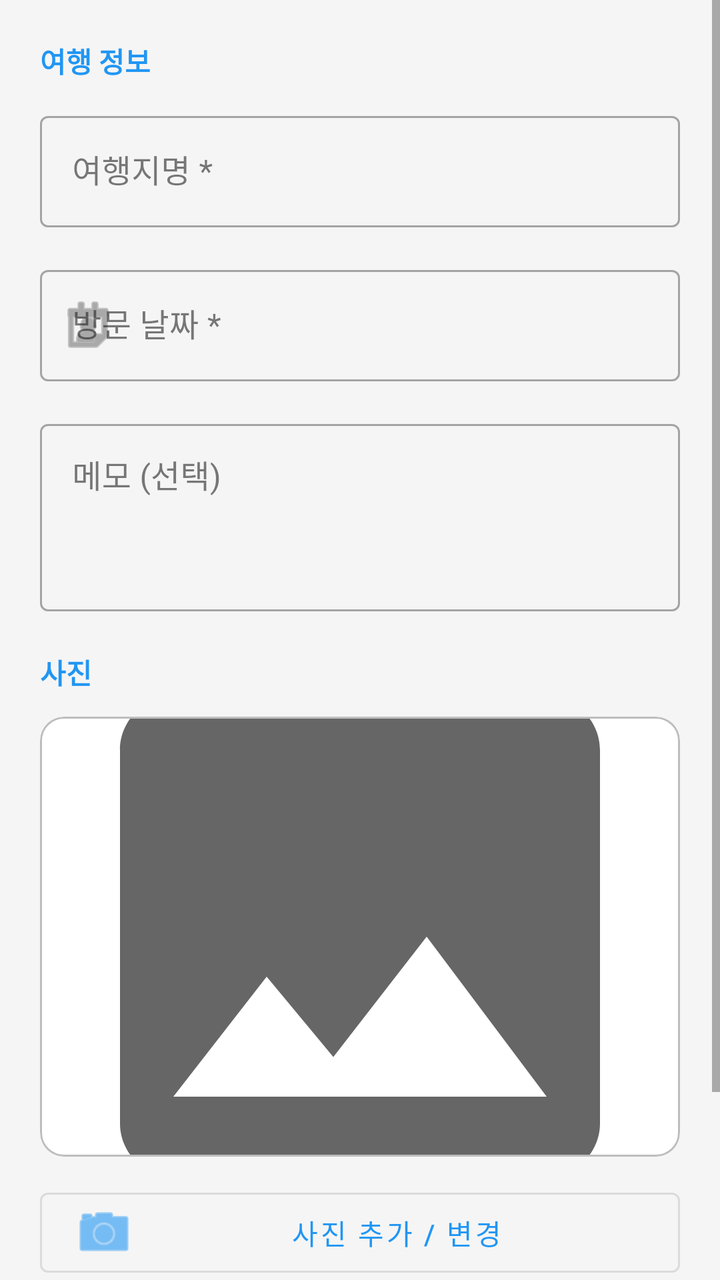
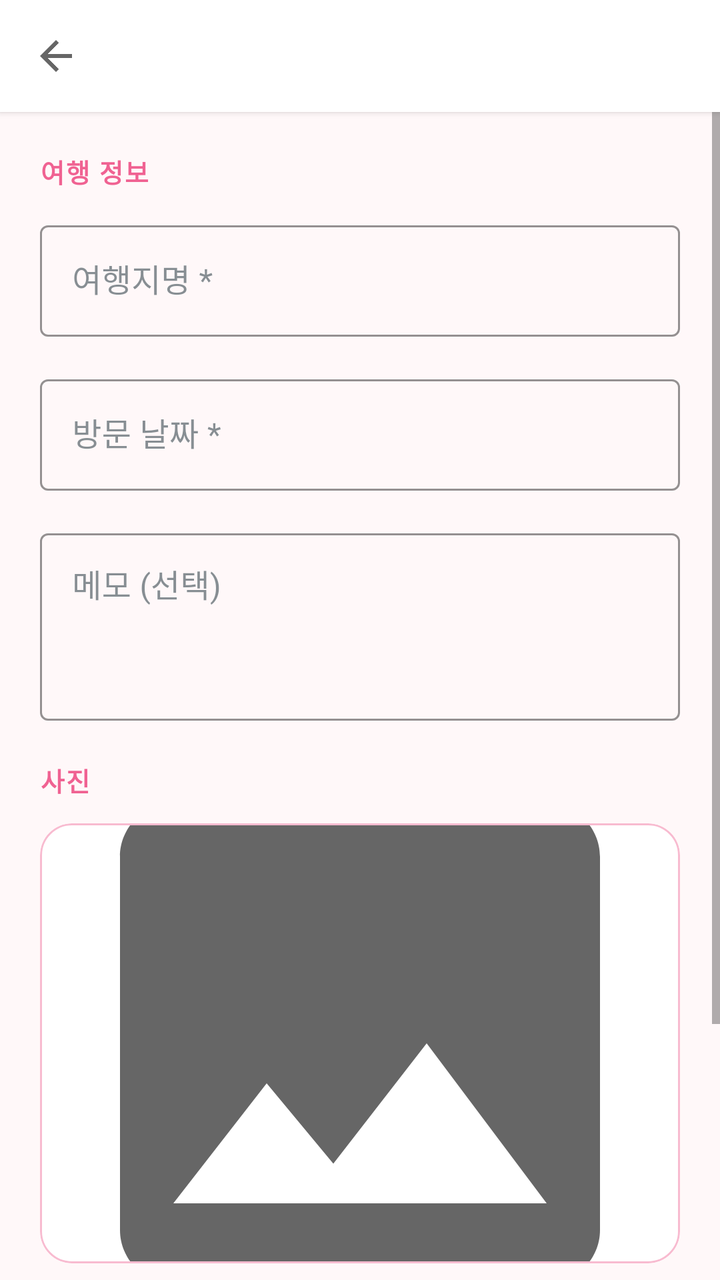

Screens rendered from an Android XML layout before and after an edit, with the pre-edit source and the edit as a unified diff.
<!-- AndroidManifest.xml: application theme Theme.WebPrograming -->
<!-- res/layout/activity_add_edit.xml -->
<?xml version="1.0" encoding="utf-8"?>
<FrameLayout xmlns:android="http://schemas.android.com/apk/res/android"
    xmlns:app="http://schemas.android.com/apk/res-auto"
    android:layout_width="match_parent"
    android:layout_height="match_parent"
    android:background="?android:attr/colorBackground">

    <ScrollView
        android:layout_width="match_parent"
        android:layout_height="match_parent"
        android:fillViewport="true">

        <LinearLayout
            android:layout_width="match_parent"
            android:layout_height="wrap_content"
            android:orientation="vertical"
            android:padding="20dp">

            <TextView
                android:layout_width="match_parent"
                android:layout_height="wrap_content"
                android:text="여행 정보"
                android:textSize="14sp"
                android:textStyle="bold"
                android:textColor="?attr/colorPrimary"
                android:layout_marginBottom="12dp" />

            <com.google.android.material.textfield.TextInputLayout
                android:layout_width="match_parent"
                android:layout_height="wrap_content"
                android:layout_marginBottom="16dp"
                style="@style/Widget.MaterialComponents.TextInputLayout.OutlinedBox">

                <com.google.android.material.textfield.TextInputEditText
                    android:id="@+id/etTitle"
                    android:layout_width="match_parent"
                    android:layout_height="wrap_content"
                    android:hint="여행지명 *"
                    android:inputType="text"
                    android:maxLines="1" />
            </com.google.android.material.textfield.TextInputLayout>

            <com.google.android.material.textfield.TextInputLayout
                android:layout_width="match_parent"
                android:layout_height="wrap_content"
                android:layout_marginBottom="16dp"
                style="@style/Widget.MaterialComponents.TextInputLayout.OutlinedBox"
                app:startIconDrawable="@android:drawable/ic_menu_my_calendar">

                <com.google.android.material.textfield.TextInputEditText
                    android:id="@+id/etDate"
                    android:layout_width="match_parent"
                    android:layout_height="wrap_content"
                    android:hint="방문 날짜 *"
                    android:focusable="false"
                    android:clickable="true" />
            </com.google.android.material.textfield.TextInputLayout>

            <com.google.android.material.textfield.TextInputLayout
                android:layout_width="match_parent"
                android:layout_height="wrap_content"
                android:layout_marginBottom="20dp"
                style="@style/Widget.MaterialComponents.TextInputLayout.OutlinedBox">

                <com.google.android.material.textfield.TextInputEditText
                    android:id="@+id/etMemo"
                    android:layout_width="match_parent"
                    android:layout_height="wrap_content"
                    android:hint="메모 (선택)"
                    android:inputType="textMultiLine"
                    android:minLines="3"
                    android:gravity="top" />
            </com.google.android.material.textfield.TextInputLayout>

            <TextView
                android:layout_width="match_parent"
                android:layout_height="wrap_content"
                android:text="사진"
                android:textSize="14sp"
                android:textStyle="bold"
                android:textColor="?attr/colorPrimary"
                android:layout_marginBottom="12dp" />

            <com.google.android.material.card.MaterialCardView
                android:layout_width="match_parent"
                android:layout_height="220dp"
                android:layout_marginBottom="12dp"
                app:cardCornerRadius="12dp"
                app:cardElevation="0dp"
                app:strokeWidth="1dp"
                app:strokeColor="@color/divider">

                <ImageView
                    android:id="@+id/ivPhoto"
                    android:layout_width="match_parent"
                    android:layout_height="match_parent"
                    android:scaleType="centerCrop"
                    android:src="@drawable/ic_placeholder"
                    android:contentDescription="여행 사진" />

            </com.google.android.material.card.MaterialCardView>

            <com.google.android.material.button.MaterialButton
                android:id="@+id/btnSelectPhoto"
                android:layout_width="match_parent"
                android:layout_height="wrap_content"
                android:layout_marginBottom="32dp"
                android:text="사진 추가 / 변경"
                app:icon="@android:drawable/ic_menu_camera"
                style="@style/Widget.MaterialComponents.Button.OutlinedButton" />

            <com.google.android.material.button.MaterialButton
                android:id="@+id/btnSave"
                android:layout_width="match_parent"
                android:layout_height="56dp"
                android:text="저장하기"
                android:textSize="16sp" />

        </LinearLayout>
    </ScrollView>

    <ProgressBar
        android:id="@+id/progressBarAddEdit"
        android:layout_width="wrap_content"
        android:layout_height="wrap_content"
        android:layout_gravity="center"
        android:visibility="gone"
        android:elevation="10dp" />

</FrameLayout>
<!-- resources referenced by this layout -->
<resources>
  <color name="divider">#BDBDBD</color>
  <!-- drawable ic_placeholder (drawable) -->
  <?xml version="1.0" encoding="utf-8"?>
  <vector xmlns:android="http://schemas.android.com/apk/res/android"
      android:width="48dp"
      android:height="48dp"
      android:viewportWidth="24"
      android:viewportHeight="24"
      android:tint="?attr/colorControlNormal">
  
      <path
          android:fillColor="#CCCCCC"
          android:pathData="M21,19V5c0,-1.1 -0.9,-2 -2,-2H5c-1.1,0 -2,0.9 -2,2v14c0,1.1 0.9,2 2,2h14c1.1,0 2,-0.9 2,-2zM8.5,13.5l2.5,3.01L14.5,12l4.5,6H5l3.5,-4.5z" />
  
  </vector>
  <style name="Theme.WebPrograming" parent="Theme.MaterialComponents.DayNight.DarkActionBar">
          <item name="colorPrimary">@color/primary</item>
          <item name="colorPrimaryDark">@color/primary_dark</item>
          <item name="colorPrimaryVariant">@color/primary_dark</item>
          <item name="colorOnPrimary">@color/white</item>
          <item name="colorSecondary">@color/secondary</item>
          <item name="colorSecondaryVariant">@color/secondary_dark</item>
          <item name="colorOnSecondary">@color/white</item>
          <item name="android:colorBackground">@color/background</item>
          <item name="colorSurface">@color/surface</item>
          <item name="colorOnSurface">@color/on_surface</item>
          <item name="colorError">@color/error</item>
      </style>
  <color name="primary">#2196F3</color>
  <color name="primary_dark">#1976D2</color>
  <color name="white">#FFFFFF</color>
  <color name="secondary">#FF7043</color>
  <color name="secondary_dark">#E64A19</color>
  <color name="background">#F5F5F5</color>
  <color name="surface">#FFFFFF</color>
  <color name="on_surface">#212121</color>
  <color name="error">#D32F2F</color>
</resources>

<!-- the commit's change to res/layout/activity_add_edit.xml (unified diff, before → after) -->
@@ -1,130 +1,162 @@
 <?xml version="1.0" encoding="utf-8"?>
-<FrameLayout xmlns:android="http://schemas.android.com/apk/res/android"
+<LinearLayout xmlns:android="http://schemas.android.com/apk/res/android"
     xmlns:app="http://schemas.android.com/apk/res-auto"
     android:layout_width="match_parent"
     android:layout_height="match_parent"
-    android:background="?android:attr/colorBackground">
+    android:orientation="vertical"
+    android:fitsSystemWindows="true"
+    android:background="@color/background">
 
-    <ScrollView
+    <com.google.android.material.appbar.MaterialToolbar
+        android:id="@+id/toolbarAddEdit"
         android:layout_width="match_parent"
-        android:layout_height="match_parent"
-        android:fillViewport="true">
+        android:layout_height="?attr/actionBarSize"
+        android:background="@color/white"
+        android:elevation="2dp"
+        app:navigationIcon="?attr/homeAsUpIndicator"
+        app:titleTextColor="@color/primary_dark"
+        app:titleCentered="true" />
 
-        <LinearLayout
+    <FrameLayout
+        android:layout_width="match_parent"
+        android:layout_height="match_parent">
+
+        <ScrollView
             android:layout_width="match_parent"
-            android:layout_height="wrap_content"
-            android:orientation="vertical"
-            android:padding="20dp">
+            android:layout_height="match_parent"
+            android:fillViewport="true">
 
-            <TextView
+            <LinearLayout
                 android:layout_width="match_parent"
                 android:layout_height="wrap_content"
-                android:text="여행 정보"
-                android:textSize="14sp"
-                android:textStyle="bold"
-                android:textColor="?attr/colorPrimary"
-                android:layout_marginBottom="12dp" />
+                android:orientation="vertical"
+                android:padding="20dp">
 
-            <com.google.android.material.textfield.TextInputLayout
-                android:layout_width="match_parent"
-                android:layout_height="wrap_content"
-                android:layout_marginBottom="16dp"
-                style="@style/Widget.MaterialComponents.TextInputLayout.OutlinedBox">
-
-                <com.google.android.material.textfield.TextInputEditText
-                    android:id="@+id/etTitle"
+                <TextView
                     android:layout_width="match_parent"
                     android:layout_height="wrap_content"
-                    android:hint="여행지명 *"
-                    android:inputType="text"
-                    android:maxLines="1" />
-            </com.google.android.material.textfield.TextInputLayout>
+                    android:text="여행 정보"
+                    android:textSize="13sp"
+                    android:textStyle="bold"
+                    android:textColor="@color/primary"
+                    android:textAllCaps="true"
+                    android:letterSpacing="0.05"
+                    android:layout_marginBottom="12dp" />
 
-            <com.google.android.material.textfield.TextInputLayout
-                android:layout_width="match_parent"
-                android:layout_height="wrap_content"
-                android:layout_marginBottom="16dp"
-                style="@style/Widget.MaterialComponents.TextInputLayout.OutlinedBox"
-                app:startIconDrawable="@android:drawable/ic_menu_my_calendar">
-
-                <com.google.android.material.textfield.TextInputEditText
-                    android:id="@+id/etDate"
+                <com.google.android.material.textfield.TextInputLayout
                     android:layout_width="match_parent"
                     android:layout_height="wrap_content"
-                    android:hint="방문 날짜 *"
-                    android:focusable="false"
-                    android:clickable="true" />
-            </com.google.android.material.textfield.TextInputLayout>
+                    android:layout_marginBottom="16dp"
+                    style="@style/Widget.MaterialComponents.TextInputLayout.OutlinedBox"
+                    app:boxStrokeColor="@color/primary"
+                    app:hintTextColor="@color/primary">
 
-            <com.google.android.material.textfield.TextInputLayout
-                android:layout_width="match_parent"
-                android:layout_height="wrap_content"
-                android:layout_marginBottom="20dp"
-                style="@style/Widget.MaterialComponents.TextInputLayout.OutlinedBox">
+                    <com.google.android.material.textfield.TextInputEditText
+                        android:id="@+id/etTitle"
+                        android:layout_width="match_parent"
+                        android:layout_height="wrap_content"
+                        android:hint="여행지명 *"
+                        android:inputType="text"
+                        android:maxLines="1" />
+                </com.google.android.material.textfield.TextInputLayout>
 
-                <com.google.android.material.textfield.TextInputEditText
-                    android:id="@+id/etMemo"
+                <com.google.android.material.textfield.TextInputLayout
                     android:layout_width="match_parent"
                     android:layout_height="wrap_content"
-                    android:hint="메모 (선택)"
-                    android:inputType="textMultiLine"
-                    android:minLines="3"
-                    android:gravity="top" />
-            </com.google.android.material.textfield.TextInputLayout>
+                    android:layout_marginBottom="16dp"
+                    style="@style/Widget.MaterialComponents.TextInputLayout.OutlinedBox"
+                    app:boxStrokeColor="@color/primary"
+                    app:hintTextColor="@color/primary">
 
-            <TextView
-                android:layout_width="match_parent"
-                android:layout_height="wrap_content"
-                android:text="사진"
-                android:textSize="14sp"
-                android:textStyle="bold"
-                android:textColor="?attr/colorPrimary"
-                android:layout_marginBottom="12dp" />
+                    <com.google.android.material.textfield.TextInputEditText
+                        android:id="@+id/etDate"
+                        android:layout_width="match_parent"
+                        android:layout_height="wrap_content"
+                        android:hint="방문 날짜 *"
+                        android:focusable="false"
+                        android:clickable="true" />
+                </com.google.android.material.textfield.TextInputLayout>
 
-            <com.google.android.material.card.MaterialCardView
-                android:layout_width="match_parent"
-                android:layout_height="220dp"
-                android:layout_marginBottom="12dp"
-                app:cardCornerRadius="12dp"
-                app:cardElevation="0dp"
-                app:strokeWidth="1dp"
-                app:strokeColor="@color/divider">
+                <com.google.android.material.textfield.TextInputLayout
+                    android:layout_width="match_parent"
+                    android:layout_height="wrap_content"
+                    android:layout_marginBottom="20dp"
+                    style="@style/Widget.MaterialComponents.TextInputLayout.OutlinedBox"
+                    app:boxStrokeColor="@color/primary"
+                    app:hintTextColor="@color/primary">
 
-                <ImageView
-                    android:id="@+id/ivPhoto"
+                    <com.google.android.material.textfield.TextInputEditText
+                        android:id="@+id/etMemo"
+                        android:layout_width="match_parent"
+                        android:layout_height="wrap_content"
+                        android:hint="메모 (선택)"
+                        android:inputType="textMultiLine"
+                        android:minLines="3"
+                        android:gravity="top" />
+                </com.google.android.material.textfield.TextInputLayout>
+
+                <TextView
                     android:layout_width="match_parent"
-                    android:layout_height="match_parent"
-                    android:scaleType="centerCrop"
-                    android:src="@drawable/ic_placeholder"
-                    android:contentDescription="여행 사진" />
+                    android:layout_height="wrap_content"
+                    android:text="사진"
+                    android:textSize="13sp"
+                    android:textStyle="bold"
+                    android:textColor="@color/primary"
+                    android:textAllCaps="true"
+                    android:letterSpacing="0.05"
+                    android:layout_marginBottom="12dp" />
 
-            </com.google.android.material.card.MaterialCardView>
+                <com.google.android.material.card.MaterialCardView
+                    android:layout_width="match_parent"
+                    android:layout_height="220dp"
+                    android:layout_marginBottom="12dp"
+                    app:cardCornerRadius="16dp"
+                    app:cardElevation="0dp"
+                    app:strokeWidth="1dp"
+                    app:strokeColor="@color/divider">
 
-            <com.google.android.material.button.MaterialButton
-                android:id="@+id/btnSelectPhoto"
-                android:layout_width="match_parent"
-                android:layout_height="wrap_content"
-                android:layout_marginBottom="32dp"
-                android:text="사진 추가 / 변경"
-                app:icon="@android:drawable/ic_menu_camera"
-                style="@style/Widget.MaterialComponents.Button.OutlinedButton" />
+                    <ImageView
+                        android:id="@+id/ivPhoto"
+                        android:layout_width="match_parent"
+                        android:layout_height="match_parent"
+                        android:scaleType="centerCrop"
+                        android:src="@drawable/ic_placeholder"
+                        android:contentDescription="여행 사진" />
 
-            <com.google.android.material.button.MaterialButton
-                android:id="@+id/btnSave"
-                android:layout_width="match_parent"
-                android:layout_height="56dp"
-                android:text="저장하기"
-                android:textSize="16sp" />
+                </com.google.android.material.card.MaterialCardView>
 
-        </LinearLayout>
-    </ScrollView>
+                <com.google.android.material.button.MaterialButton
+                    android:id="@+id/btnSelectPhoto"
+                    android:layout_width="match_parent"
+                    android:layout_height="wrap_content"
+                    android:layout_marginBottom="32dp"
+                    android:text="사진 추가 / 변경"
+                    android:textColor="@color/primary"
+                    app:icon="@android:drawable/ic_menu_camera"
+                    app:iconTint="@color/primary"
+                    app:strokeColor="@color/primary"
+                    style="@style/Widget.MaterialComponents.Button.OutlinedButton" />
 
-    <ProgressBar
-        android:id="@+id/progressBarAddEdit"
-        android:layout_width="wrap_content"
-        android:layout_height="wrap_content"
-        android:layout_gravity="center"
-        android:visibility="gone"
-        android:elevation="10dp" />
+                <com.google.android.material.button.MaterialButton
+                    android:id="@+id/btnSave"
+                    android:layout_width="match_parent"
+                    android:layout_height="56dp"
+                    android:text="저장하기"
+                    android:textSize="16sp"
+                    app:cornerRadius="28dp"
+                    android:backgroundTint="@color/primary" />
 
-</FrameLayout>
+            </LinearLayout>
+        </ScrollView>
+
+        <ProgressBar
+            android:id="@+id/progressBarAddEdit"
+            android:layout_width="wrap_content"
+            android:layout_height="wrap_content"
+            android:layout_gravity="center"
+            android:visibility="gone"
+            android:elevation="10dp" />
+
+    </FrameLayout>
+
+</LinearLayout>
<!-- resource entries referenced after the edit -->
@@ -1,6 +1,6 @@
 <!-- resources referenced by this layout -->
 <resources>
-  <color name="divider">#BDBDBD</color>
+  <color name="divider">#F8BBD0</color>
   <!-- drawable ic_placeholder (drawable) -->
   <?xml version="1.0" encoding="utf-8"?>
   <vector xmlns:android="http://schemas.android.com/apk/res/android"
@@ -15,7 +15,7 @@
           android:pathData="M21,19V5c0,-1.1 -0.9,-2 -2,-2H5c-1.1,0 -2,0.9 -2,2v14c0,1.1 0.9,2 2,2h14c1.1,0 2,-0.9 2,-2zM8.5,13.5l2.5,3.01L14.5,12l4.5,6H5l3.5,-4.5z" />
   
   </vector>
-  <style name="Theme.WebPrograming" parent="Theme.MaterialComponents.DayNight.DarkActionBar">
+  <style name="Theme.WebPrograming" parent="Theme.MaterialComponents.Light.NoActionBar">
           <item name="colorPrimary">@color/primary</item>
           <item name="colorPrimaryDark">@color/primary_dark</item>
           <item name="colorPrimaryVariant">@color/primary_dark</item>
@@ -27,15 +27,16 @@
           <item name="colorSurface">@color/surface</item>
           <item name="colorOnSurface">@color/on_surface</item>
           <item name="colorError">@color/error</item>
+          <item name="android:statusBarColor">@color/primary</item>
       </style>
-  <color name="primary">#2196F3</color>
-  <color name="primary_dark">#1976D2</color>
+  <color name="primary">#F06292</color>
+  <color name="primary_dark">#E91E63</color>
   <color name="white">#FFFFFF</color>
-  <color name="secondary">#FF7043</color>
-  <color name="secondary_dark">#E64A19</color>
-  <color name="background">#F5F5F5</color>
+  <color name="secondary">#F48FB1</color>
+  <color name="secondary_dark">#EC407A</color>
+  <color name="background">#FFF8F9</color>
   <color name="surface">#FFFFFF</color>
-  <color name="on_surface">#212121</color>
-  <color name="error">#D32F2F</color>
+  <color name="on_surface">#37474F</color>
+  <color name="error">#E53935</color>
 </resources>
 
